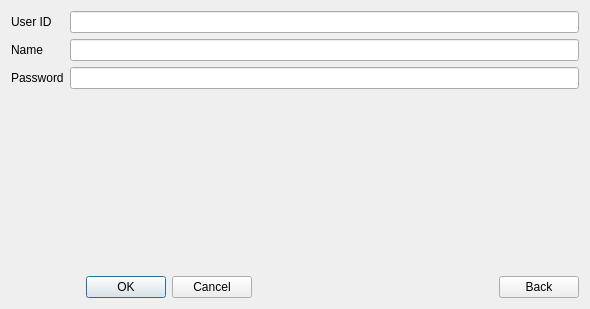
The window that registration.ui (Aloereed/Flightman_Client_DATA130039) describes before a commit, drawn with Qt 5.
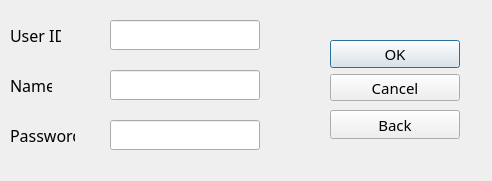
The same window after the commit.

Commit message: 更新了ui

Patch:
```diff
--- a/registration.ui
+++ b/registration.ui
@@ -6,105 +6,165 @@
    <rect>
     <x>0</x>
     <y>0</y>
-    <width>590</width>
-    <height>309</height>
+    <width>492</width>
+    <height>181</height>
    </rect>
   </property>
   <property name="windowTitle">
    <string>Form</string>
   </property>
-  <layout class="QGridLayout" name="gridLayout">
-   <item row="0" column="0">
-    <layout class="QVBoxLayout" name="verticalLayout_3">
-     <item>
-      <layout class="QHBoxLayout" name="horizontalLayout">
-       <item>
-        <layout class="QVBoxLayout" name="verticalLayout_2">
-         <item>
-          <widget class="QLabel" name="label">
-           <property name="text">
-            <string>User ID</string>
-           </property>
-          </widget>
-         </item>
-         <item>
-          <widget class="QLabel" name="label_2">
-           <property name="text">
-            <string>Name</string>
-           </property>
-          </widget>
-         </item>
-         <item>
-          <widget class="QLabel" name="label_3">
-           <property name="text">
-            <string>Password</string>
-           </property>
-          </widget>
-         </item>
-        </layout>
-       </item>
-       <item>
-        <layout class="QVBoxLayout" name="verticalLayout">
-         <item>
-          <widget class="QLineEdit" name="lineEdit"/>
-         </item>
-         <item>
-          <widget class="QLineEdit" name="lineEdit_2"/>
-         </item>
-         <item>
-          <widget class="QLineEdit" name="lineEdit_3"/>
-         </item>
-        </layout>
-       </item>
-      </layout>
-     </item>
-     <item>
-      <spacer name="verticalSpacer">
-       <property name="orientation">
-        <enum>Qt::Vertical</enum>
-       </property>
-       <property name="sizeHint" stdset="0">
-        <size>
-         <width>20</width>
-         <height>40</height>
-        </size>
-       </property>
-      </spacer>
-     </item>
-     <item>
-      <layout class="QHBoxLayout" name="horizontalLayout_2">
-       <item>
-        <widget class="QDialogButtonBox" name="buttonBox">
-         <property name="standardButtons">
-          <set>QDialogButtonBox::Cancel|QDialogButtonBox::Ok</set>
-         </property>
-        </widget>
-       </item>
-       <item>
-        <spacer name="horizontalSpacer">
-         <property name="orientation">
-          <enum>Qt::Horizontal</enum>
-         </property>
-         <property name="sizeHint" stdset="0">
-          <size>
-           <width>40</width>
-           <height>20</height>
-          </size>
-         </property>
-        </spacer>
-       </item>
-       <item>
-        <widget class="QPushButton" name="pushButton">
-         <property name="text">
-          <string>Back</string>
-         </property>
-        </widget>
-       </item>
-      </layout>
-     </item>
-    </layout>
-   </item>
-  </layout>
+  <widget class="QLineEdit" name="lineEdit_3">
+   <property name="geometry">
+    <rect>
+     <x>110</x>
+     <y>120</y>
+     <width>150</width>
+     <height>30</height>
+    </rect>
+   </property>
+   <property name="font">
+    <font>
+     <family>Yu Gothic UI Semilight</family>
+     <pointsize>11</pointsize>
+    </font>
+   </property>
+  </widget>
+  <widget class="QLineEdit" name="lineEdit_2">
+   <property name="geometry">
+    <rect>
+     <x>110</x>
+     <y>70</y>
+     <width>150</width>
+     <height>30</height>
+    </rect>
+   </property>
+   <property name="font">
+    <font>
+     <family>Yu Gothic UI Semilight</family>
+     <pointsize>11</pointsize>
+    </font>
+   </property>
+  </widget>
+  <widget class="QLineEdit" name="lineEdit">
+   <property name="geometry">
+    <rect>
+     <x>110</x>
+     <y>20</y>
+     <width>150</width>
+     <height>30</height>
+    </rect>
+   </property>
+   <property name="font">
+    <font>
+     <family>Yu Gothic UI Semilight</family>
+     <pointsize>11</pointsize>
+    </font>
+   </property>
+  </widget>
+  <widget class="QLabel" name="label">
+   <property name="geometry">
+    <rect>
+     <x>10</x>
+     <y>20</y>
+     <width>51</width>
+     <height>30</height>
+    </rect>
+   </property>
+   <property name="font">
+    <font>
+     <family>Yu Gothic UI Semilight</family>
+     <pointsize>12</pointsize>
+    </font>
+   </property>
+   <property name="text">
+    <string>User ID</string>
+   </property>
+  </widget>
+  <widget class="QLabel" name="label_2">
+   <property name="geometry">
+    <rect>
+     <x>10</x>
+     <y>70</y>
+     <width>42</width>
+     <height>30</height>
+    </rect>
+   </property>
+   <property name="font">
+    <font>
+     <family>Yu Gothic UI Semilight</family>
+     <pointsize>12</pointsize>
+    </font>
+   </property>
+   <property name="text">
+    <string>Name</string>
+   </property>
+  </widget>
+  <widget class="QLabel" name="label_3">
+   <property name="geometry">
+    <rect>
+     <x>10</x>
+     <y>120</y>
+     <width>65</width>
+     <height>30</height>
+    </rect>
+   </property>
+   <property name="font">
+    <font>
+     <family>Yu Gothic UI Semilight</family>
+     <pointsize>12</pointsize>
+    </font>
+   </property>
+   <property name="text">
+    <string>Password</string>
+   </property>
+  </widget>
+  <widget class="QDialogButtonBox" name="buttonBox">
+   <property name="geometry">
+    <rect>
+     <x>330</x>
+     <y>40</y>
+     <width>130</width>
+     <height>61</height>
+    </rect>
+   </property>
+   <property name="sizePolicy">
+    <sizepolicy hsizetype="Expanding" vsizetype="Expanding">
+     <horstretch>5</horstretch>
+     <verstretch>0</verstretch>
+    </sizepolicy>
+   </property>
+   <property name="font">
+    <font>
+     <family>Yu Gothic UI Semilight</family>
+     <pointsize>11</pointsize>
+    </font>
+   </property>
+   <property name="orientation">
+    <enum>Qt::Vertical</enum>
+   </property>
+   <property name="standardButtons">
+    <set>QDialogButtonBox::Cancel|QDialogButtonBox::Ok</set>
+   </property>
+  </widget>
+  <widget class="QPushButton" name="pushButton">
+   <property name="geometry">
+    <rect>
+     <x>330</x>
+     <y>110</y>
+     <width>130</width>
+     <height>29</height>
+    </rect>
+   </property>
+   <property name="font">
+    <font>
+     <family>Yu Gothic UI Semilight</family>
+     <pointsize>11</pointsize>
+    </font>
+   </property>
+   <property name="text">
+    <string>Back</string>
+   </property>
+  </widget>
  </widget>
  <resources/>
  <connections/>
```
Left out of the diff: 2 changed lines with no effect on the pictures.
